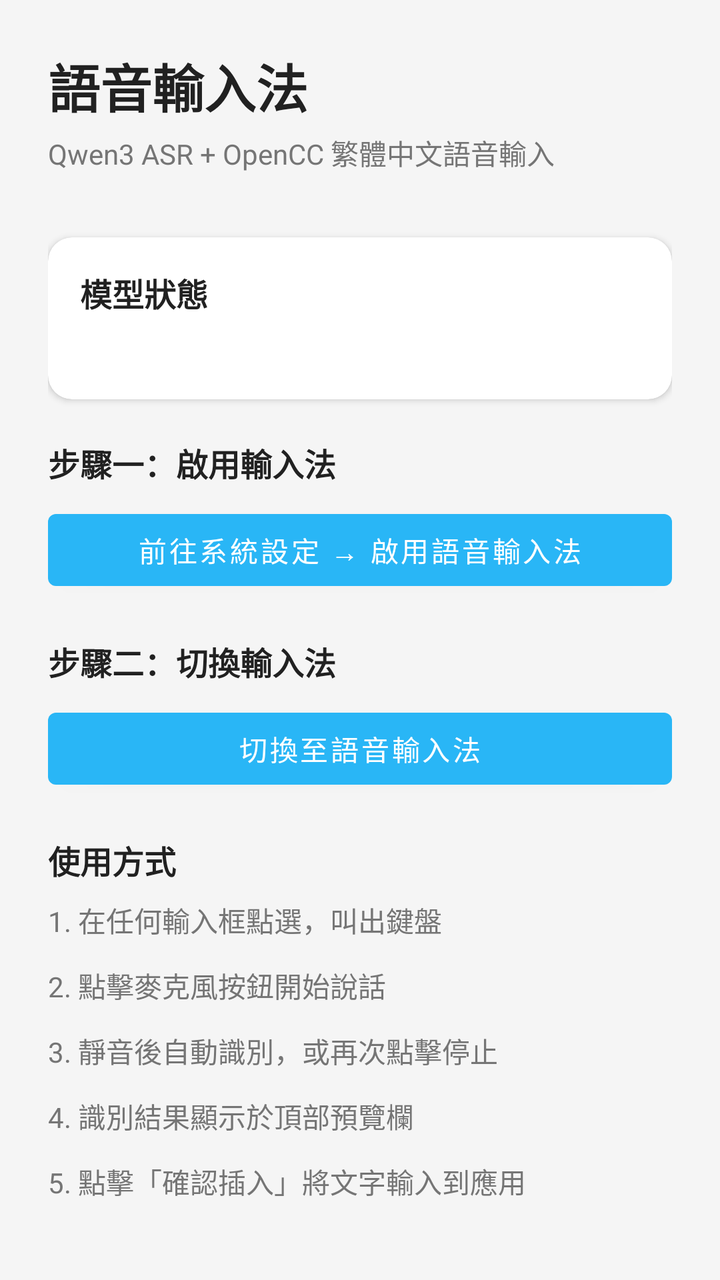
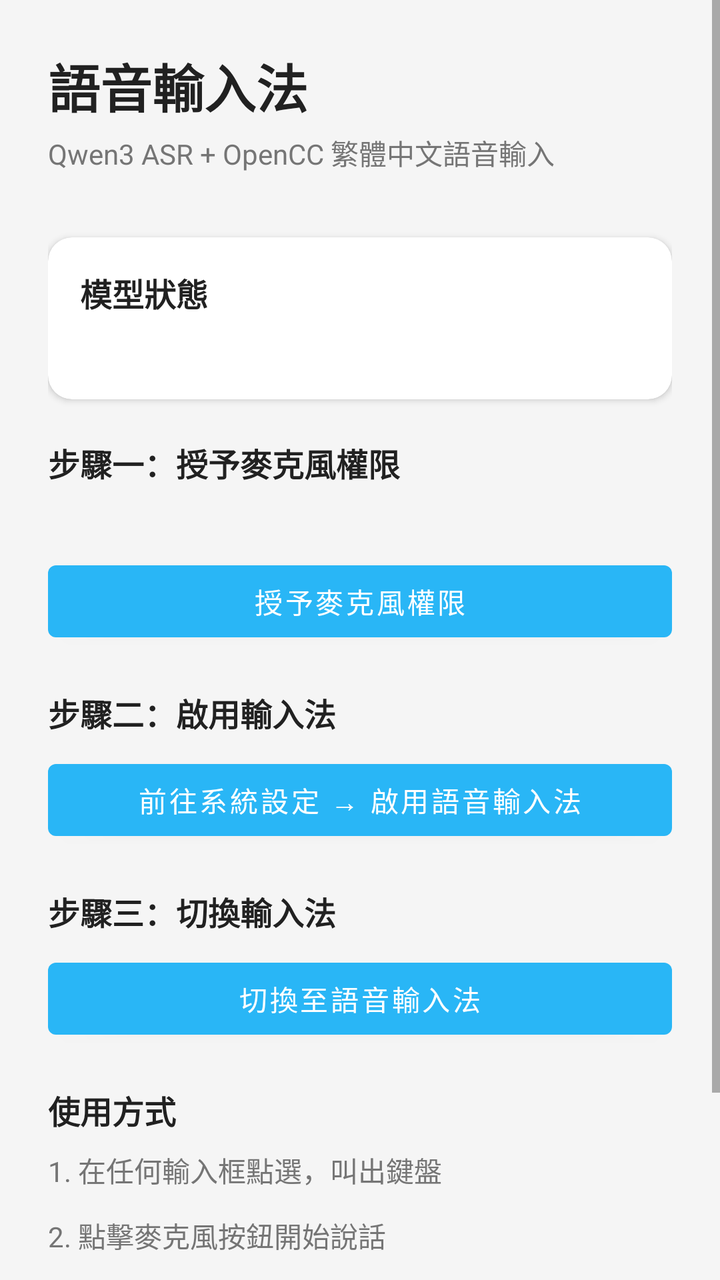

An Android layout rendered at two revisions. The XML below is the earlier revision; the diff shows what the commit changed to produce the second picture.
<!-- AndroidManifest.xml: application theme Theme.VoiceAssistant -->
<!-- res/layout/activity_settings.xml -->
<?xml version="1.0" encoding="utf-8"?>
<ScrollView xmlns:android="http://schemas.android.com/apk/res/android"
    android:layout_width="match_parent"
    android:layout_height="match_parent"
    android:background="@color/background">

    <LinearLayout
        android:layout_width="match_parent"
        android:layout_height="wrap_content"
        android:orientation="vertical"
        android:padding="24dp">

        <TextView
            android:layout_width="match_parent"
            android:layout_height="wrap_content"
            android:text="語音輸入法"
            android:textSize="26sp"
            android:textStyle="bold"
            android:textColor="@color/text_primary"
            android:layout_marginBottom="4dp" />

        <TextView
            android:layout_width="match_parent"
            android:layout_height="wrap_content"
            android:text="Qwen3 ASR + OpenCC 繁體中文語音輸入"
            android:textSize="14sp"
            android:textColor="@color/text_secondary"
            android:layout_marginBottom="32dp" />

        
        <androidx.cardview.widget.CardView
            xmlns:app="http://schemas.android.com/apk/res-auto"
            android:layout_width="match_parent"
            android:layout_height="wrap_content"
            app:cardCornerRadius="12dp"
            app:cardElevation="2dp"
            android:layout_marginBottom="20dp">

            <LinearLayout
                android:layout_width="match_parent"
                android:layout_height="wrap_content"
                android:orientation="vertical"
                android:padding="16dp">

                <TextView
                    android:layout_width="match_parent"
                    android:layout_height="wrap_content"
                    android:text="模型狀態"
                    android:textSize="16sp"
                    android:textStyle="bold"
                    android:textColor="@color/text_primary"
                    android:layout_marginBottom="8dp" />

                <TextView
                    android:id="@+id/tv_model_status"
                    android:layout_width="match_parent"
                    android:layout_height="wrap_content"
                    android:textSize="13sp"
                    android:textColor="@color/text_secondary"
                    android:lineSpacingMultiplier="1.4" />
            </LinearLayout>
        </androidx.cardview.widget.CardView>

        
        <TextView
            android:layout_width="match_parent"
            android:layout_height="wrap_content"
            android:text="步驟一：啟用輸入法"
            android:textSize="16sp"
            android:textStyle="bold"
            android:textColor="@color/text_primary"
            android:layout_marginBottom="8dp" />

        <Button
            android:id="@+id/btn_enable_ime"
            android:layout_width="match_parent"
            android:layout_height="48dp"
            android:text="前往系統設定 → 啟用語音輸入法"
            android:layout_marginBottom="20dp" />

        
        <TextView
            android:layout_width="match_parent"
            android:layout_height="wrap_content"
            android:text="步驟二：切換輸入法"
            android:textSize="16sp"
            android:textStyle="bold"
            android:textColor="@color/text_primary"
            android:layout_marginBottom="8dp" />

        <Button
            android:id="@+id/btn_switch_ime"
            android:layout_width="match_parent"
            android:layout_height="48dp"
            android:text="切換至語音輸入法"
            android:layout_marginBottom="20dp" />

        
        <TextView
            android:layout_width="match_parent"
            android:layout_height="wrap_content"
            android:text="使用方式"
            android:textSize="16sp"
            android:textStyle="bold"
            android:textColor="@color/text_primary"
            android:layout_marginBottom="8dp" />

        <TextView
            android:layout_width="match_parent"
            android:layout_height="wrap_content"
            android:text="1. 在任何輸入框點選，叫出鍵盤\n2. 點擊麥克風按鈕開始說話\n3. 靜音後自動識別，或再次點擊停止\n4. 識別結果顯示於頂部預覽欄\n5. 點擊「確認插入」將文字輸入到應用"
            android:textSize="14sp"
            android:textColor="@color/text_secondary"
            android:lineSpacingMultiplier="1.6" />

    </LinearLayout>
</ScrollView>
<!-- resources referenced by this layout -->
<resources>
  <color name="background">#F5F5F5</color>
  <color name="text_primary">#212121</color>
  <color name="text_secondary">#757575</color>
  <style name="Theme.VoiceAssistant" parent="Theme.MaterialComponents.DayNight.NoActionBar">
          <item name="colorPrimary">@color/ime_accent</item>
          <item name="colorPrimaryDark">#0288D1</item>
          <item name="colorAccent">@color/ime_accent</item>
      </style>
  <color name="ime_accent">#29B6F6</color>
</resources>

<!-- the commit's change to res/layout/activity_settings.xml (unified diff, before → after) -->
@@ -65,7 +65,32 @@
         <TextView
             android:layout_width="match_parent"
             android:layout_height="wrap_content"
-            android:text="步驟一：啟用輸入法"
+            android:text="步驟一：授予麥克風權限"
+            android:textSize="16sp"
+            android:textStyle="bold"
+            android:textColor="@color/text_primary"
+            android:layout_marginBottom="8dp" />
+
+        <TextView
+            android:id="@+id/tv_mic_status"
+            android:layout_width="match_parent"
+            android:layout_height="wrap_content"
+            android:textSize="13sp"
+            android:textColor="@color/text_secondary"
+            android:layout_marginBottom="8dp" />
+
+        <Button
+            android:id="@+id/btn_grant_mic"
+            android:layout_width="match_parent"
+            android:layout_height="48dp"
+            android:text="授予麥克風權限"
+            android:layout_marginBottom="20dp" />
+
+        
+        <TextView
+            android:layout_width="match_parent"
+            android:layout_height="wrap_content"
+            android:text="步驟二：啟用輸入法"
             android:textSize="16sp"
             android:textStyle="bold"
             android:textColor="@color/text_primary"
@@ -82,7 +107,7 @@
         <TextView
             android:layout_width="match_parent"
             android:layout_height="wrap_content"
-            android:text="步驟二：切換輸入法"
+            android:text="步驟三：切換輸入法"
             android:textSize="16sp"
             android:textStyle="bold"
             android:textColor="@color/text_primary"
